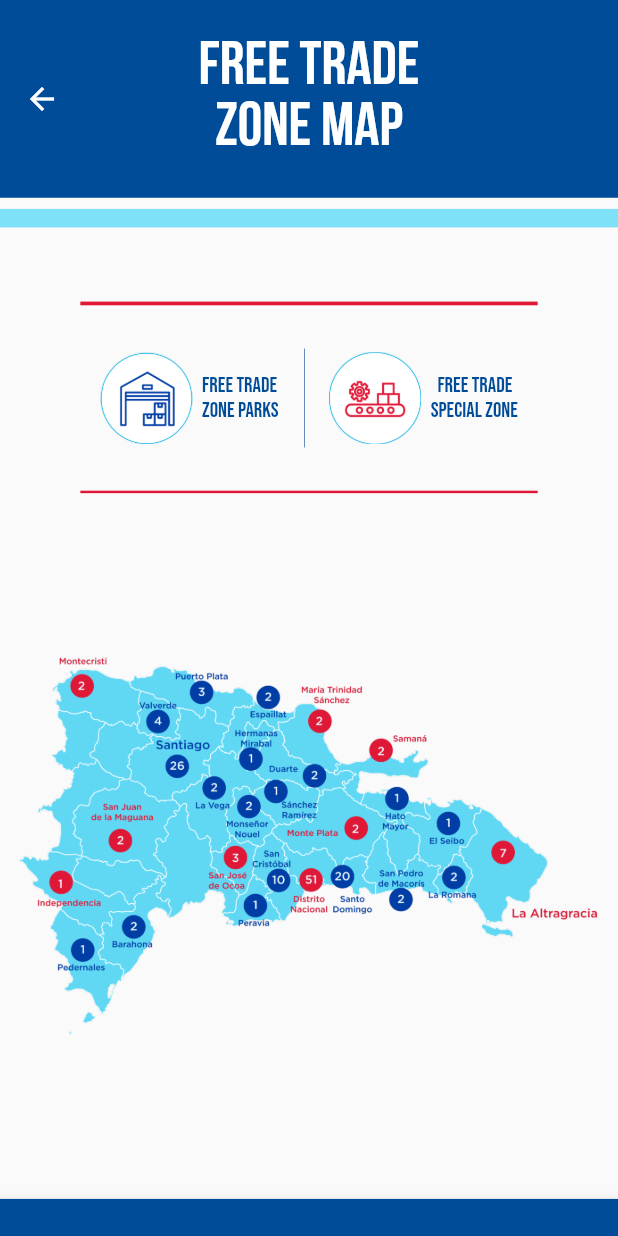
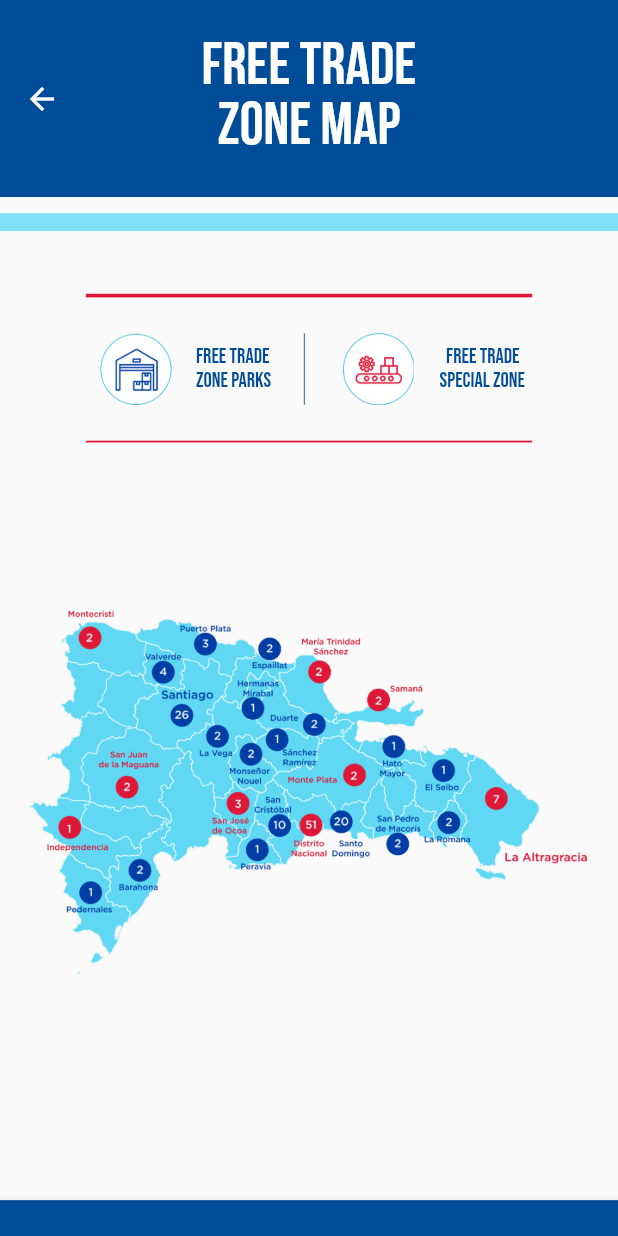
Before and after one commit to randy140801/Exportapp, a Flutter app: the screen it shows after launch, after a tap on "TRADE ZONE MAP", on a phone screen of 412 x 824 dp. Run offline on Flutter 3.47's test engine with Material 2 defaults, Android fonts, the phone set to English and light mode, and no system bars; our stand-ins replace flutter_native_splash, flutter_screenutil, flutter_staggered_animations, flutter_svg; missing offline and left inert: syncfusion_flutter_maps; statements that could not run were skipped.

Commit message:
Mobile adaptation

```diff
--- a/lib/Screens/HomeScreen.dart
+++ b/lib/Screens/HomeScreen.dart
@@ -1,20 +1,13 @@
 import 'dart:async';
-import 'dart:math';
-
 import 'package:exportapp/Screens/AirportsAndSeaPortsScreen.dart';
 import 'package:exportapp/Screens/ExportGoodsScreen.dart';
 import 'package:exportapp/Screens/ExportsGoodGlobalRankingScreen.dart';
 import 'package:exportapp/Screens/ProvincesMapScreen.dart';
 import 'package:exportapp/Screens/ScanAndDownloadScreen.dart';
-import 'package:exportapp/Screens/StaticMapScreen.dart';
 import 'package:exportapp/Screens/TradeZoneScreen.dart';
 import 'package:flutter/material.dart';
-import 'package:flutter/src/widgets/container.dart';
-import 'package:flutter/src/widgets/framework.dart';
 import 'package:flutter_native_splash/flutter_native_splash.dart';
 import 'package:flutter_screenutil/flutter_screenutil.dart';
-
-import '../widgets/CalculateDimensions.dart';
 import 'ScreenSaver.dart';
 
 class HomeScreen extends StatefulWidget {
@@ -100,7 +93,7 @@ class _HomeScreenState extends State<HomeScreen> {
                 Padding(
                   padding: EdgeInsets.only(top: 9.h),
                   child: SizedBox(
-                    height: 15.h,
+                    height: 10.h,
                     child: Container(color: Color(0XFF7EE1F8)),
                   ),
                 ),
@@ -155,20 +148,27 @@ class _HomeScreenState extends State<HomeScreen> {
                     ),
                   ),
                 ),
+                Container(
+                  child: Expanded(
+                    child: SingleChildScrollView(
+                      child: Column(
+                        children: <Widget>[
                           TextButton(
                             onPressed: () {
                               resetTimer();
                               Navigator.push(
                                 context,
                                 MaterialPageRoute(
-                        builder: (context) => const ProvincesMapScreen(),
+                                  builder: (context) =>
+                                      const ProvincesMapScreen(),
                                 ),
                               );
                             },
                             child: Padding(
                               padding: EdgeInsets.only(bottom: 8.h),
                               child: ButtonDesign(
-                        text: "MAIN EXPORT PRODUCTS \n          PER PROVINCE"),
+                                  text:
+                                      "MAIN EXPORT PRODUCTS \n          PER PROVINCE"),
                             ),
                           ),
                           TextButton(
@@ -177,14 +177,16 @@ class _HomeScreenState extends State<HomeScreen> {
                               Navigator.push(
                                 context,
                                 MaterialPageRoute(
-                        builder: (context) => const AirportsAndSeaportsScreen(),
+                                  builder: (context) =>
+                                      const AirportsAndSeaportsScreen(),
                                 ),
                               );
                             },
                             child: Padding(
                               padding: EdgeInsets.only(bottom: 8.h),
                               child: ButtonDesign(
-                        text: "          AIRPORTS \nAND SEA PORTS MAP"),
+                                  text:
+                                      "          AIRPORTS \nAND SEA PORTS MAP"),
                             ),
                           ),
                           TextButton(
@@ -208,14 +210,16 @@ class _HomeScreenState extends State<HomeScreen> {
                               Navigator.push(
                                 context,
                                 MaterialPageRoute(
-                        builder: (context) => const ExportGoodsScreen(),
+                                  builder: (context) =>
+                                      const ExportGoodsScreen(),
                                 ),
                               );
                             },
                             child: Container(
                               padding: EdgeInsets.only(bottom: 8.h),
                               child: ButtonDesign(
-                        text: "DOMINICAN REPUBLIC\n    EXPORT OF GOODS"),
+                                  text:
+                                      "DOMINICAN REPUBLIC\n    EXPORT OF GOODS"),
                             ),
                           ),
                           TextButton(
@@ -249,7 +253,8 @@ class _HomeScreenState extends State<HomeScreen> {
                             child: Container(
                               padding: EdgeInsets.only(bottom: 8.h),
                               child: ButtonDesign(
-                        text: "EXPORTERS DIRECTORY \n              QR CODE"),
+                                  text:
+                                      "EXPORTERS DIRECTORY \n              QR CODE"),
                             ),
                           ),
                           TextButton(
@@ -268,6 +273,11 @@ class _HomeScreenState extends State<HomeScreen> {
                               padding: EdgeInsets.only(bottom: 8.h),
                               child: ButtonDesign(
                                   text: "INVESTMENT GUIDE \n          QR CODE"),
+                            ),
+                          ),
+                        ],
+                      ),
+                    ),
                   ),
                 ),
               ],
--- a/lib/Screens/TradeZoneScreen.dart
+++ b/lib/Screens/TradeZoneScreen.dart
@@ -1,4 +1,5 @@
 import 'package:flutter/material.dart';
+import 'package:flutter_screenutil/flutter_screenutil.dart';
 import 'package:flutter_svg/flutter_svg.dart';
 
 import '../widgets/CalculateDimensions.dart';
@@ -13,13 +14,10 @@ class TradeZoneScreen extends StatefulWidget {
 class _TradeZoneScreenState extends State<TradeZoneScreen> {
   @override
   Widget build(BuildContext context) {
-    final textScale = MediaQuery.of(context).size.height * 0.01;
-    final screenHeight = MediaQuery.of(context).size.height;
-    final screenWidth = MediaQuery.of(context).size.width;
     return Scaffold(
       appBar: AppBar(
         backgroundColor: Color(0xFF004C98),
-        toolbarHeight: getHeight(screenHeight, 160),
+        toolbarHeight: 110.h,
         elevation: 0,
         centerTitle: true,
         title: Column(
@@ -29,7 +27,7 @@ class _TradeZoneScreenState extends State<TradeZoneScreen> {
               style: TextStyle(
                 fontFamily: 'BebasNeue',
                 fontWeight: FontWeight.w700,
-                fontSize: getTextSize(textScale, 50),
+                fontSize: 35.sp,
               ),
             ),
             Text(
@@ -37,43 +35,45 @@ class _TradeZoneScreenState extends State<TradeZoneScreen> {
               style: TextStyle(
                 fontFamily: 'BebasNeue',
                 fontWeight: FontWeight.w700,
-                fontSize: getTextSize(textScale, 50),
+                fontSize: 35.sp,
               ),
             ),
           ],
         ),
       ),
-      body: SizedBox(
-        height: getHeight(screenHeight, 950),
-        child: Column(
+      body: Column(
         children: [
           Padding(
             padding: EdgeInsets.only(
-                  top: getHeight(screenHeight, 9),
-                  bottom: getHeight(screenHeight, 10)),
+              top: 9.h,
+              bottom: 10.h,
+            ),
             child: SizedBox(
-                height: getHeight(screenHeight, 15),
+              height: 10.h,
               child: Container(color: Color(0XFF7EE1F8)),
             ),
           ),
           Padding(
             padding: EdgeInsets.only(
-                  top: getHeight(screenHeight, 50),
-                  left: getHeight(screenWidth, 130),
-                  right: getHeight(screenWidth, 130)),
+              top: 25.h,
+              left: 50.w,
+              right: 50.w,
+            ),
             child: SizedBox(
-                height: getHeight(screenHeight, 3),
-                child: Container(color: Color(0XFFE01737)),
+              height: 2.h,
+              child: Container(
+                color: Color(0XFFE01737),
+              ),
             ),
           ),
           Container(
             padding: EdgeInsets.only(
-                top: getHeight(screenHeight, 35),
-                bottom: getHeight(screenHeight, 35),
-                left: getHeight(screenWidth, 150),
-                right: getHeight(screenWidth, 150),
+              top: 20.h,
+              bottom: 20.h,
+              left: 50.w,
+              right: 50.w,
             ),
-              height: getHeight(screenHeight, 150),
+            height: 80.h,
             child: Row(
               crossAxisAlignment: CrossAxisAlignment.start,
               mainAxisAlignment: MainAxisAlignment.spaceAround,
@@ -82,19 +82,19 @@ class _TradeZoneScreenState extends State<TradeZoneScreen> {
                   children: [
                     Image.asset(
                       'assets/icons/trade1.png',
-                        height: getHeight(screenHeight, 100),
-                        width: getHeight(screenWidth, 150),
+                      height: 50.h,
+                      width: 50.w,
                     ),
                     Padding(
                       padding: EdgeInsets.only(
-                          left: getHeight(screenWidth, 15),
+                        left: 10.w,
                       ),
                       child: Text(
                         "FREE TRADE \nZONE PARKS",
                         style: TextStyle(
                           fontFamily: 'BebasNeue',
                           fontWeight: FontWeight.w400,
-                            fontSize: getTextSize(textScale, 17),
+                          fontSize: 12.sp,
                           color: Color(0xFF004C98),
                         ),
                       ),
@@ -102,27 +102,27 @@ class _TradeZoneScreenState extends State<TradeZoneScreen> {
                   ],
                 ),
                 VerticalDivider(
-                    thickness: getHeight(screenWidth, 1),
+                  thickness: 0.5.w,
                   color: Color(0xFF004C98),
-                    width: getHeight(screenWidth, 30),
+                  width: 20.w,
                 ),
                 Row(
                   children: [
                     Image.asset(
                       'assets/icons/trade2.png',
-                        height: getHeight(screenHeight, 100),
-                        width: getHeight(screenWidth, 150),
+                      height: 50.h,
+                      width: 50.w,
                     ),
                     Padding(
                       padding: EdgeInsets.only(
-                          left: getHeight(screenWidth, 15),
+                        left: 10.h,
                       ),
                       child: Text(
                         "  FREE TRADE \nSPECIAL ZONE",
                         style: TextStyle(
                           fontFamily: 'BebasNeue',
                           fontWeight: FontWeight.w400,
-                            fontSize: getTextSize(textScale, 17),
+                          fontSize: 12.sp,
                           color: Color(0xFF004C98),
                         ),
                       ),
@@ -134,11 +134,12 @@ class _TradeZoneScreenState extends State<TradeZoneScreen> {
           ),
           Padding(
             padding: EdgeInsets.only(
-                  bottom: getHeight(screenHeight, 35),
-                  left: getHeight(screenWidth, 130),
-                  right: getHeight(screenWidth, 130)),
+              bottom: 20.h,
+              left: 50.w,
+              right: 50.w,
+            ),
             child: SizedBox(
-                height: getHeight(screenHeight, 2),
+              height: 1.h,
               child: Container(
                 color: Color(0XFFE01737),
               ),
@@ -146,16 +147,15 @@ class _TradeZoneScreenState extends State<TradeZoneScreen> {
           ),
           Image.asset(
             'assets/images/tradezonemap.png',
-              height: getHeight(screenHeight, 500),
-              width: getHeight(screenWidth, 950),
+            height: 350.h,
+            width: 330.w,
           ),
         ],
-        ),
       ),
       bottomNavigationBar: BottomAppBar(
         // ignore: sort_child_properties_last
         child: SizedBox(
-          height: getHeight(screenHeight, 30),
+          height: 20.h,
         ),
         color: Color(0xFF004C98),
       ),
```
Also changed, not shown: lib/Screens/AirportsAndSeaPortsScreen.dart (+39 -47 lines), lib/Screens/ExportGoodsScreen.dart (+13 -12 lines), lib/Screens/ExportsGoodGlobalRankingScreen.dart (+24 -25 lines), lib/Screens/ProvincesMapScreen.dart (+42 -40 lines), lib/Screens/ScanAndDownloadScreen.dart (+9 -11 lines), pubspec.lock. Lines whose indentation alone changed are shown as unchanged.
